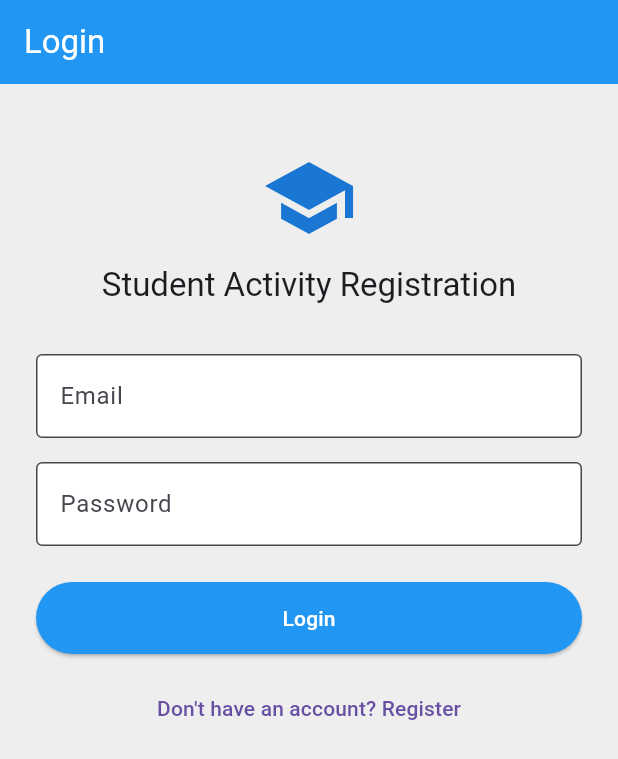
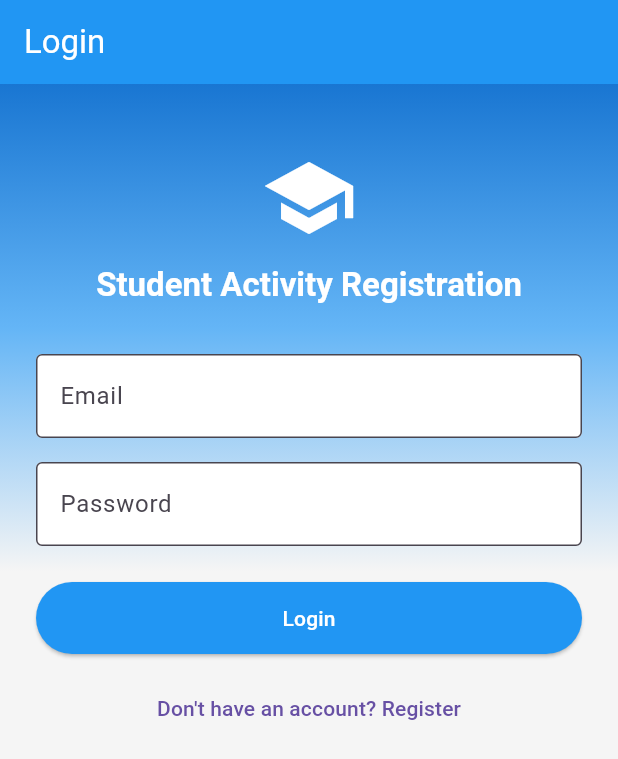
Before and after one commit to aizatsaidi/Project-Application-Programming, a Flutter app: the screen it shows after launch, on a phone screen of 412 x 824 dp. Shown: the top 759 px of the screen. Run offline on Flutter 3.47's test engine with Material 3 defaults, Android fonts, the light colour scheme and no system bars.

Commit message:
Add logout, revamp auth UI, registration filter
Add logout button to ActivityListScreen with confirmation dialog that navigates back to the login/register screen; remove debug banner in main.dart. Redesign LoginRegisterScreen with a gradient background, updated AppBar, reordered and improved form fields/validation (name/email/password), loading indicator for submit, and clearer toggle text/style for login/register. Enhance MyRegistrationsScreen by adding a status filter (All/registered/cancelled), applying filter logic, showing appropriate empty states, and preventing cancellation for already cancelled registrations. Includes minor UI/styling improvements across screens (icons, elevation, button styles).

```diff
--- a/activity_app_flutter/lib/main.dart
+++ b/activity_app_flutter/lib/main.dart
@@ -12,6 +12,7 @@ class MyApp extends StatelessWidget {
   Widget build(BuildContext context) {
     return MaterialApp(
       title: 'Activity Registration App',
+      debugShowCheckedModeBanner: false,
       theme: ThemeData(
         primarySwatch: Colors.blue,
         useMaterial3: true,
--- a/activity_app_flutter/lib/screens/login_register_screen.dart
+++ b/activity_app_flutter/lib/screens/login_register_screen.dart
@@ -95,13 +95,26 @@ class _LoginRegisterScreenState extends State<LoginRegisterScreen> {
   @override
   Widget build(BuildContext context) {
     return Scaffold(
-      backgroundColor: Colors.grey[200],
       appBar: AppBar(
         title: Text(_isLoginMode ? 'Login' : 'Register'),
         backgroundColor: Colors.blue,
         foregroundColor: Colors.white,
+        elevation: 0,
       ),
-      body: SingleChildScrollView(
+      body: Container(
+        decoration: BoxDecoration(
+          gradient: LinearGradient(
+            begin: Alignment.topCenter,
+            end: Alignment.bottomCenter,
+            colors: [
+              Colors.blue[700]!,
+              Colors.blue[300]!,
+              Colors.grey[100]!,
+            ],
+            stops: const [0.0, 0.35, 0.7],
+          ),
+        ),
+        child: SingleChildScrollView(
           padding: const EdgeInsets.all(24),
           child: Form(
             key: _formKey,
@@ -109,12 +122,15 @@ class _LoginRegisterScreenState extends State<LoginRegisterScreen> {
               crossAxisAlignment: CrossAxisAlignment.stretch,
               children: [
                 const SizedBox(height: 20),
-              Icon(Icons.school, size: 64, color: Colors.blue[700]),
+                const Icon(Icons.school, size: 64, color: Colors.white),
                 const SizedBox(height: 12),
                 Text(
                   'Student Activity Registration',
                   textAlign: TextAlign.center,
-                style: Theme.of(context).textTheme.titleLarge,
+                  style: Theme.of(context).textTheme.titleLarge?.copyWith(
+                        color: Colors.white,
+                        fontWeight: FontWeight.bold,
+                      ),
                 ),
                 const SizedBox(height: 32),
 
@@ -212,6 +228,7 @@ class _LoginRegisterScreenState extends State<LoginRegisterScreen> {
             ),
           ),
         ),
+      ),
     );
   }
 }
```
Also changed, not shown: activity_app_flutter/lib/screens/activity_list_screen.dart (+29 -0 lines), activity_app_flutter/lib/screens/my_registrations_screen.dart (+61 -5 lines). Lines whose indentation alone changed are shown as unchanged.
